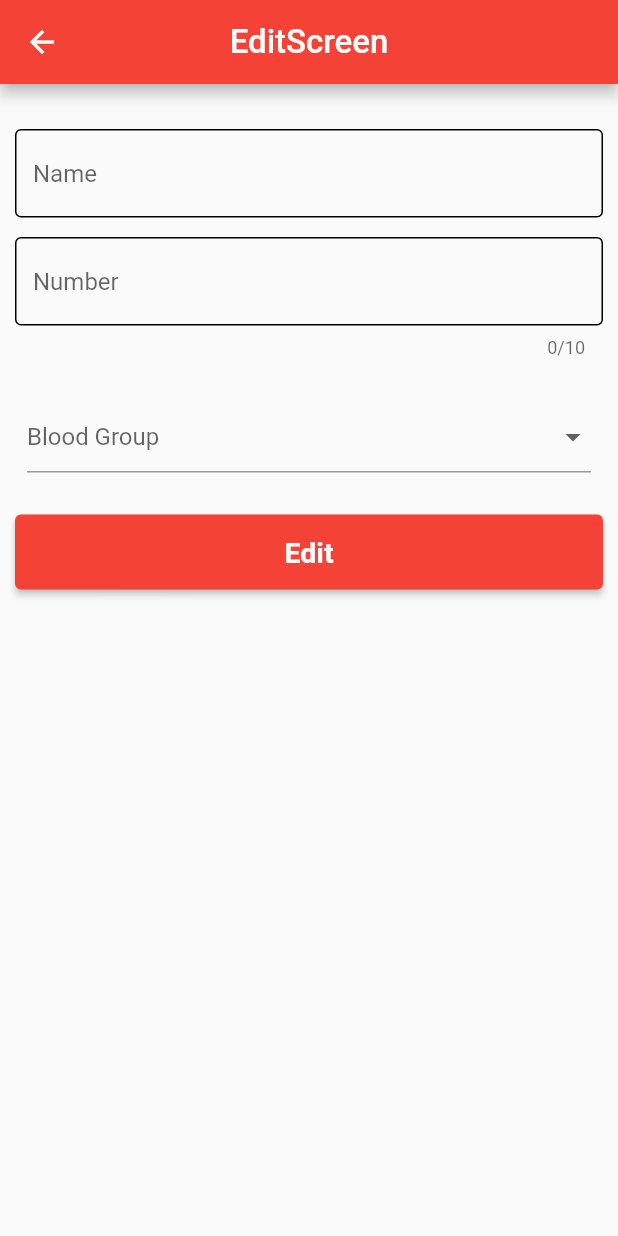
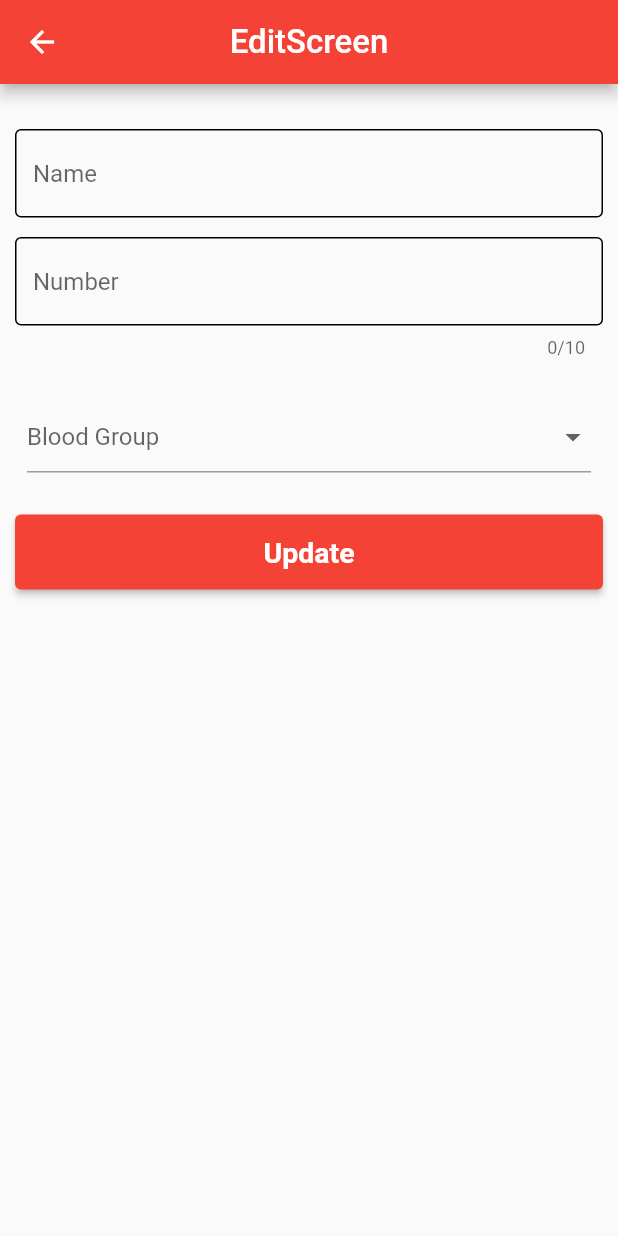
Before and after one commit to AfilAhamed/Blood_Doners_App, a Flutter app: the EditScreen screen opened directly with empty values, on a phone screen of 412 x 824 dp. Run offline on Flutter 3.47's test engine with Material 3 defaults, Android fonts, the phone set to English and light mode, and no system bars; our stand-ins replace cloud_firestore, firebase_core; accounts and stored records are empty.

```diff
--- a/lib/view/edit_screen/edit_screen.dart
+++ b/lib/view/edit_screen/edit_screen.dart
@@ -99,7 +99,7 @@ class EditScreen extends StatelessWidget {
                     Navigator.pop(context);
                   },
                   child: const Text(
-                    'Edit',
+                    'Update',
                     style: TextStyle(
                         color: Colors.white,
                         fontSize: 19,
```
